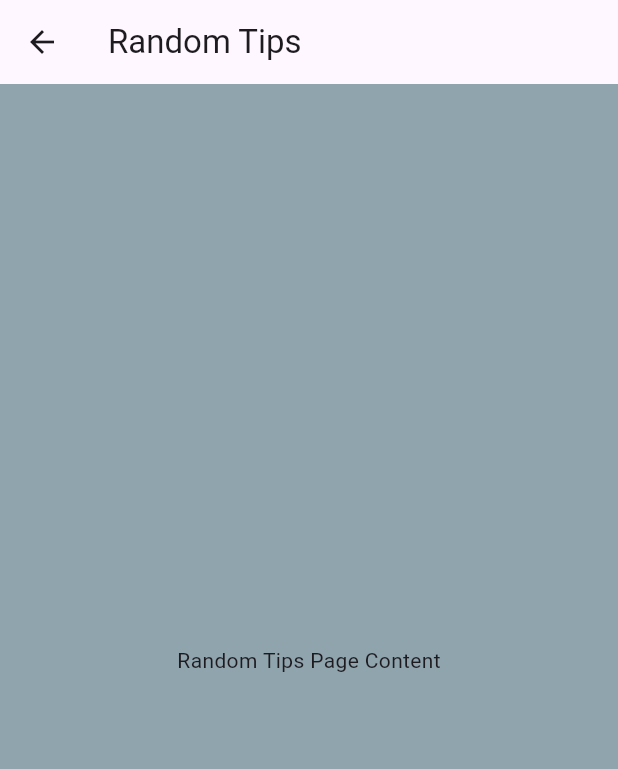
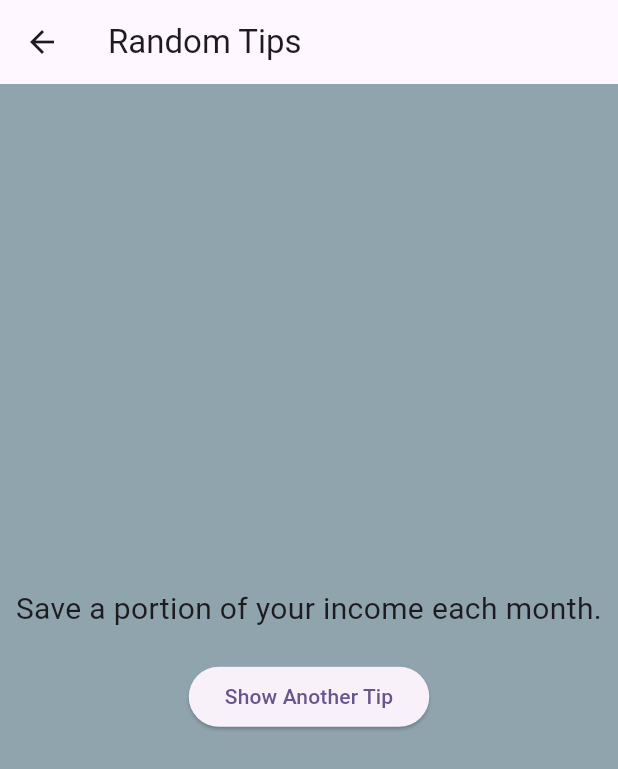
Before and after one commit to hieudphung/MobileAppDevProject1, a Flutter app: the screen it shows after launch, after a tap on "Random Tips", on a phone screen of 412 x 824 dp. Shown: the top 769 px of the screen. Run offline on Flutter 3.47's test engine with Material 3 defaults, Android fonts, the phone set to English and light mode, and no system bars; our stand-ins replace pie_chart, sqflite; accounts and stored records are empty.

Commit message:
this page is now functional and allows users to receive random tips by pressing the "Show Another Tip" button.

```diff
--- a/finance_app/lib/pages/random_tips_page.dart
+++ b/finance_app/lib/pages/random_tips_page.dart
@@ -1,6 +1,40 @@
 import 'package:flutter/material.dart';
+import 'dart:math';
 
-class RandomTipsPage extends StatelessWidget {
+class RandomTipsPage extends StatefulWidget {
+  @override
+  _RandomTipsPageState createState() => _RandomTipsPageState();
+}
+
+class _RandomTipsPageState extends State<RandomTipsPage> {
+  final List<String> tips = [
+    'Save a portion of your income each month.',
+    'Create and stick to a budget.',
+    'Invest in a diversified portfolio.',
+    'Avoid high-interest debt.',
+    'Track your expenses regularly.',
+    'Plan for retirement early.',
+    'Build an emergency fund.',
+    'Live below your means.',
+    'Take advantage of employer matching in retirement accounts.',
+    'Educate yourself about personal finance.'
+  ];
+
+  String randomTip = '';
+
+  @override
+  void initState() {
+    super.initState();
+    generateRandomTip();
+  }
+
+  void generateRandomTip() {
+    final random = Random();
+    setState(() {
+      randomTip = tips[random.nextInt(tips.length)];
+    });
+  }
+
   @override
   Widget build(BuildContext context) {
     return Scaffold(
@@ -8,7 +42,21 @@ class RandomTipsPage extends StatelessWidget {
         title: Text('Random Tips'),
       ),
       body: Center(
-        child: Text('Random Tips Page Content'),
+        child: Column(
+          mainAxisAlignment: MainAxisAlignment.center,
+          children: <Widget>[
+            Text(
+              randomTip,
+              textAlign: TextAlign.center,
+              style: TextStyle(fontSize: 20.0),
+            ),
+            SizedBox(height: 20.0),
+            ElevatedButton(
+              onPressed: generateRandomTip,
+              child: Text('Show Another Tip'),
+            ),
+          ],
+        ),
       ),
     );
   }
```
Also changed, not shown: 3 other files.
